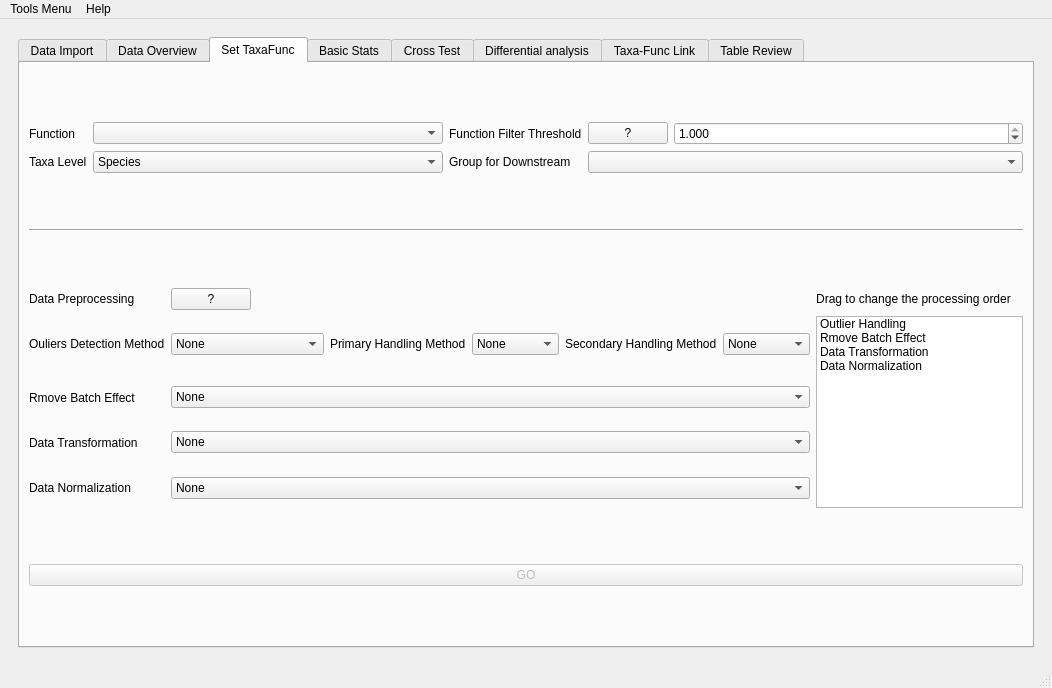
Above: utils/MetaX_GUI/MainWindow.ui from byemaxx/MetaX before the change. Below: the same form after it.
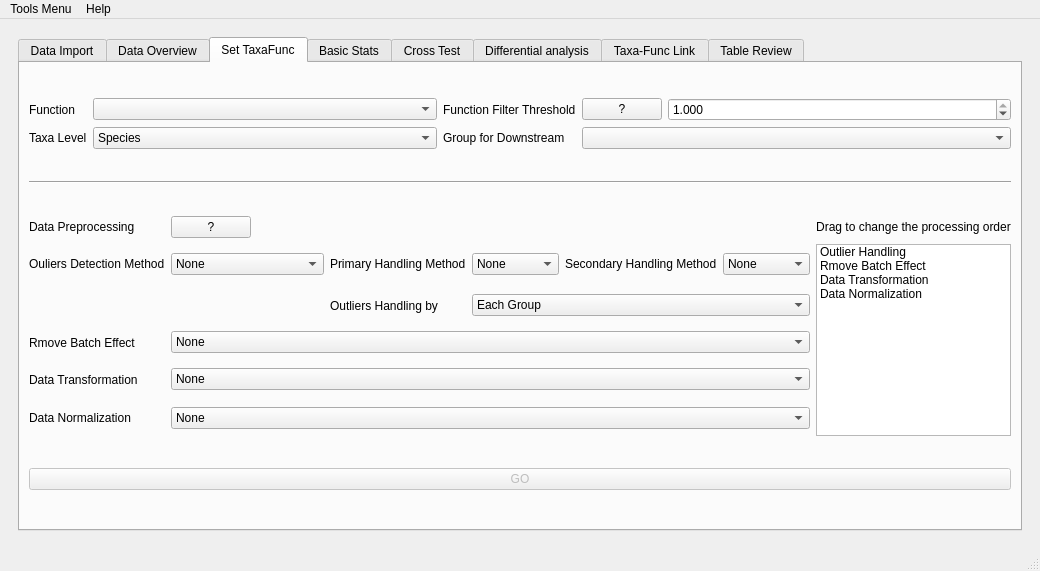
That is the form after the change. The open tabs and pages were chosen to show the change.

Commit message: modified:   utils/GUI.py     add a combobox to select the method of outlier_handle: by each group or by all data 	modified:   utils/taxaFuncAnalyzer.py     add outlier_handle_by_group: bool = True, if True, outlier_handle by each group, else by all data

What changed in the file:
```diff
--- a/utils/MetaX_GUI/MainWindow.ui
+++ b/utils/MetaX_GUI/MainWindow.ui
@@ -6,8 +6,8 @@
    <rect>
     <x>0</x>
     <y>0</y>
-    <width>1052</width>
-    <height>688</height>
+    <width>940</width>
+    <height>514</height>
    </rect>
   </property>
   <property name="sizePolicy">
@@ -236,8 +236,8 @@
                 <rect>
                  <x>0</x>
                  <y>0</y>
-                 <width>493</width>
-                 <height>462</height>
+                 <width>437</width>
+                 <height>288</height>
                 </rect>
                </property>
                <attribute name="label">
@@ -418,6 +418,101 @@
                 </item>
                </widget>
               </item>
+              <item row="2" column="7" rowspan="5">
+               <widget class="QListWidget" name="listWidget_data_processing_order">
+                <property name="sizePolicy">
+                 <sizepolicy hsizetype="Preferred" vsizetype="Fixed">
+                  <horstretch>0</horstretch>
+                  <verstretch>0</verstretch>
+                 </sizepolicy>
+                </property>
+                <property name="minimumSize">
+                 <size>
+                  <width>0</width>
+                  <height>0</height>
+                 </size>
+                </property>
+                <property name="maximumSize">
+                 <size>
+                  <width>16777215</width>
+                  <height>167796</height>
+                 </size>
+                </property>
+                <property name="dragDropMode">
+                 <enum>QAbstractItemView::InternalMove</enum>
+                </property>
+                <item>
+                 <property name="text">
+                  <string>Outlier Handling</string>
+                 </property>
+                </item>
+                <item>
+                 <property name="text">
+                  <string>Rmove Batch Effect</string>
+                 </property>
+                </item>
+                <item>
+                 <property name="text">
+                  <string>Data Transformation</string>
+                 </property>
+                </item>
+                <item>
+                 <property name="text">
+                  <string>Data Normalization</string>
+                 </property>
+                </item>
+               </widget>
+              </item>
+              <item row="2" column="4">
+               <widget class="QLabel" name="label_90">
+                <property name="sizePolicy">
+                 <sizepolicy hsizetype="Fixed" vsizetype="Preferred">
+                  <horstretch>0</horstretch>
+                  <verstretch>0</verstretch>
+                 </sizepolicy>
+                </property>
+                <property name="text">
+                 <string>Secondary Handling Method</string>
+                </property>
+               </widget>
+              </item>
+              <item row="2" column="0">
+               <widget class="QLabel" name="label_69">
+                <property name="text">
+                 <string>Ouliers Detection Method</string>
+                </property>
+               </widget>
+              </item>
+              <item row="2" column="5">
+               <widget class="QComboBox" name="comboBox_outlier_handling_method2">
+                <property name="sizePolicy">
+                 <sizepolicy hsizetype="Preferred" vsizetype="Fixed">
+                  <horstretch>0</horstretch>
+                  <verstretch>0</verstretch>
+                 </sizepolicy>
+                </property>
+                <item>
+                 <property name="text">
+                  <string>None</string>
+                 </property>
+                </item>
+                <item>
+                 <property name="text">
+                  <string>KNN</string>
+                 </property>
+                </item>
+                <item>
+                 <property name="text">
+                  <string>multiple</string>
+                 </property>
+                </item>
+                <item>
+                 <property name="text">
+                  <string>regression</string>
+                 </property>
+                </item>
+               </widget>
+              </item>
               <item row="2" column="1">
                <widget class="QComboBox" name="comboBox_outlier_detection">
                 <item>
@@ -457,13 +552,10 @@
                 </item>
                </widget>
               </item>
-              <item row="2" column="5">
-               <widget class="QComboBox" name="comboBox_outlier_handling_method2">
-                <property name="sizePolicy">
-                 <sizepolicy hsizetype="Preferred" vsizetype="Fixed">
-                  <horstretch>0</horstretch>
-                  <verstretch>0</verstretch>
-                 </sizepolicy>
+              <item row="6" column="1" colspan="5">
+               <widget class="QComboBox" name="comboBox_set_data_normalization">
+                <property name="layoutDirection">
+                 <enum>Qt::LeftToRight</enum>
                 </property>
                 <item>
                  <property name="text">
@@ -472,22 +564,80 @@
                 </item>
                 <item>
                  <property name="text">
-                  <string>KNN</string>
+                  <string>Standard Scaling (Z-Score)</string>
                  </property>
                 </item>
                 <item>
                  <property name="text">
-                  <string>multiple</string>
+                  <string>Min-Max Scaling</string>
                  </property>
                 </item>
                 <item>
                  <property name="text">
-                  <string>regression</string>
+                  <string>Pareto Scaling</string>
                  </property>
                 </item>
+                <item>
+                 <property name="text">
+                  <string>Mean centering</string>
+                 </property>
+                </item>
+                <item>
+                 <property name="text">
+                  <string>Normalization by sum</string>
+                 </property>
+                </item>
                </widget>
               </item>
-              <item row="3" column="0">
+              <item row="4" column="1" colspan="5">
+               <widget class="QComboBox" name="comboBox_remove_batch_effect">
+                <property name="sizePolicy">
+                 <sizepolicy hsizetype="Preferred" vsizetype="Fixed">
+                  <horstretch>0</horstretch>
+                  <verstretch>0</verstretch>
+                 </sizepolicy>
+                </property>
+                <item>
+                 <property name="text">
+                  <string>None</string>
+                 </property>
+                </item>
+               </widget>
+              </item>
+              <item row="5" column="0">
+               <widget class="QLabel" name="label_40">
+                <property name="text">
+                 <string>Data Transformation</string>
+                </property>
+               </widget>
+              </item>
+              <item row="1" column="1">
+               <widget class="QPushButton" name="pushButton_preprocessing_help">
+                <property name="sizePolicy">
+                 <sizepolicy hsizetype="Fixed" vsizetype="Fixed">
+                  <horstretch>0</horstretch>
+                  <verstretch>0</verstretch>
+                 </sizepolicy>
+                </property>
+                <property name="text">
+                 <string>?</string>
+                </property>
+               </widget>
+              </item>
+              <item row="6" column="0">
+               <widget class="QLabel" name="label_41">
+                <property name="sizePolicy">
+                 <sizepolicy hsizetype="Preferred" vsizetype="Fixed">
+                  <horstretch>0</horstretch>
+                  <verstretch>0</verstretch>
+                 </sizepolicy>
+                </property>
+                <property name="text">
+                 <string>Data Normalization</string>
+                </property>
+               </widget>
+              </item>
+              <item row="4" column="0">
                <widget class="QLabel" name="label_43">
                 <property name="sizePolicy">
                  <sizepolicy hsizetype="Preferred" vsizetype="Preferred">
@@ -516,6 +666,19 @@
                 </property>
                </widget>
               </item>
+              <item row="2" column="2">
+               <widget class="QLabel" name="label_89">
+                <property name="sizePolicy">
+                 <sizepolicy hsizetype="Fixed" vsizetype="Preferred">
+                  <horstretch>0</horstretch>
+                  <verstretch>0</verstretch>
+                 </sizepolicy>
+                </property>
+                <property name="text">
+                 <string>Primary Handling Method</string>
+                </property>
+               </widget>
+              </item>
               <item row="1" column="7">
                <widget class="QLabel" name="label_45">
                 <property name="sizePolicy">
@@ -535,133 +698,7 @@
                 </property>
                </widget>
               </item>
-              <item row="4" column="0">
-               <widget class="QLabel" name="label_40">
-                <property name="text">
-                 <string>Data Transformation</string>
-                </property>
-               </widget>
-              </item>
-              <item row="2" column="2">
-               <widget class="QLabel" name="label_89">
-                <property name="sizePolicy">
-                 <sizepolicy hsizetype="Fixed" vsizetype="Preferred">
-                  <horstretch>0</horstretch>
-                  <verstretch>0</verstretch>
-                 </sizepolicy>
-                </property>
-                <property name="text">
-                 <string>Primary Handling Method</string>
-                </property>
-               </widget>
-              </item>
-              <item row="1" column="1">
-               <widget class="QPushButton" name="pushButton_preprocessing_help">
-                <property name="sizePolicy">
-                 <sizepolicy hsizetype="Fixed" vsizetype="Fixed">
-                  <horstretch>0</horstretch>
-                  <verstretch>0</verstretch>
-                 </sizepolicy>
-                </property>
-                <property name="text">
-                 <string>?</string>
-                </property>
-               </widget>
-              </item>
-              <item row="5" column="0">
-               <widget class="QLabel" name="label_41">
-                <property name="sizePolicy">
-                 <sizepolicy hsizetype="Preferred" vsizetype="Fixed">
-                  <horstretch>0</horstretch>
-                  <verstretch>0</verstretch>
-                 </sizepolicy>
-                </property>
-                <property name="text">
-                 <string>Data Normalization</string>
-                </property>
-               </widget>
-              </item>
-              <item row="2" column="7" rowspan="4">
-               <widget class="QListWidget" name="listWidget_data_processing_order">
-                <property name="sizePolicy">
-                 <sizepolicy hsizetype="Preferred" vsizetype="Fixed">
-                  <horstretch>0</horstretch>
-                  <verstretch>0</verstretch>
-                 </sizepolicy>
-                </property>
-                <property name="minimumSize">
-                 <size>
-                  <width>0</width>
-                  <height>0</height>
-                 </size>
-                </property>
-                <property name="maximumSize">
-                 <size>
-                  <width>16777215</width>
-                  <height>167796</height>
-                 </size>
-                </property>
-                <property name="dragDropMode">
-                 <enum>QAbstractItemView::InternalMove</enum>
-                </property>
-                <item>
-                 <property name="text">
-                  <string>Outlier Handling</string>
-                 </property>
-                </item>
-                <item>
-                 <property name="text">
-                  <string>Rmove Batch Effect</string>
-                 </property>
-                </item>
-                <item>
-                 <property name="text">
-                  <string>Data Transformation</string>
-                 </property>
-                </item>
-                <item>
-                 <property name="text">
-                  <string>Data Normalization</string>
-                 </property>
-                </item>
-               </widget>
-              </item>
-              <item row="2" column="0">
-               <widget class="QLabel" name="label_69">
-                <property name="text">
-                 <string>Ouliers Detection Method</string>
-                </property>
-               </widget>
-              </item>
-              <item row="2" column="4">
-               <widget class="QLabel" name="label_90">
-                <property name="sizePolicy">
-                 <sizepolicy hsizetype="Fixed" vsizetype="Preferred">
-                  <horstretch>0</horstretch>
-                  <verstretch>0</verstretch>
-                 </sizepolicy>
-                </property>
-                <property name="text">
-                 <string>Secondary Handling Method</string>
-                </property>
-               </widget>
-              </item>
-              <item row="3" column="1" colspan="5">
-               <widget class="QComboBox" name="comboBox_remove_batch_effect">
-                <property name="sizePolicy">
-                 <sizepolicy hsizetype="Preferred" vsizetype="Fixed">
-                  <horstretch>0</horstretch>
-                  <verstretch>0</verstretch>
-                 </sizepolicy>
-                </property>
-                <item>
-                 <property name="text">
-                  <string>None</string>
-                 </property>
-                </item>
-               </widget>
-              </item>
-              <item row="4" column="1" colspan="5">
+              <item row="5" column="1" colspan="5">
                <widget class="QComboBox" name="comboBox_set_data_transformation">
                 <property name="layoutDirection">
                  <enum>Qt::LeftToRight</enum>
@@ -693,39 +730,23 @@
                 </item>
                </widget>
               </item>
-              <item row="5" column="1" colspan="5">
-               <widget class="QComboBox" name="comboBox_set_data_normalization">
-                <property name="layoutDirection">
-                 <enum>Qt::LeftToRight</enum>
+              <item row="3" column="2">
+               <widget class="QLabel" name="label_102">
+                <property name="text">
+                 <string>Outliers Handling by</string>
                 </property>
+               </widget>
+              </item>
+              <item row="3" column="3" colspan="3">
+               <widget class="QComboBox" name="comboBox_outlier_handling_group_or_sample">
                 <item>
                  <property name="text">
-                  <string>None</string>
+                  <string>Each Group</string>
                  </property>
                 </item>
                 <item>
                  <property name="text">
-                  <string>Standard Scaling (Z-Score)</string>
-                 </property>
-                </item>
-                <item>
-                 <property name="text">
-                  <string>Min-Max Scaling</string>
-                 </property>
-                </item>
-                <item>
-                 <property name="text">
-                  <string>Pareto Scaling</string>
-                 </property>
-                </item>
-                <item>
-                 <property name="text">
-                  <string>Mean centering</string>
-                 </property>
-                </item>
-                <item>
-                 <property name="text">
-                  <string>Normalization by sum</string>
+                  <string>All Samples</string>
                  </property>
                 </item>
                </widget>
@@ -4806,7 +4827,7 @@
     <rect>
      <x>0</x>
      <y>0</y>
-     <width>1052</width>
+     <width>940</width>
      <height>22</height>
     </rect>
    </property>
```
The commit also changes 3 other files.
